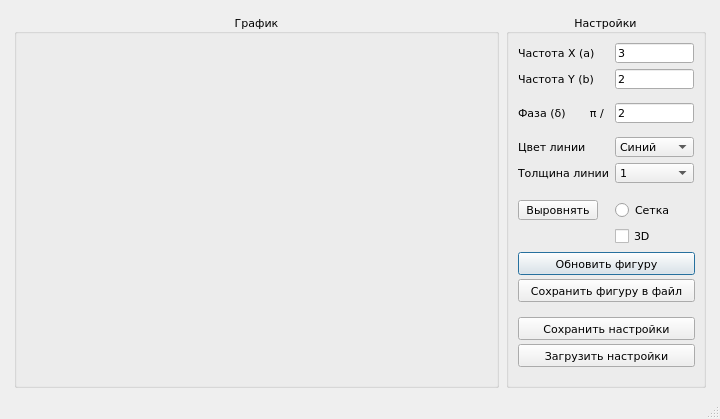
Above: main_window.ui from Laztrex/simple-graphics-lissajous before the change. Below: the same form after it.
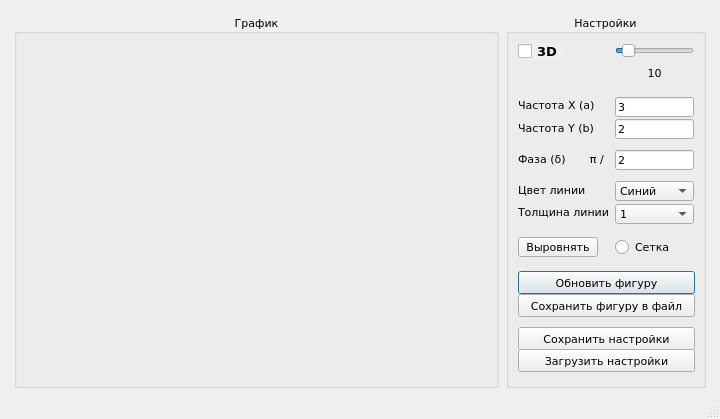
That is the form after the change.

Commit message: fix some troubles, add dpi slider, fix save img with mplCanvas

What changed in the file:
```diff
--- a/main_window.ui
+++ b/main_window.ui
@@ -139,6 +139,75 @@
         <number>9</number>
        </property>
        <item row="0" column="0">
+        <widget class="QCheckBox" name="checkBox_3D">
+         <property name="sizePolicy">
+          <sizepolicy hsizetype="Preferred" vsizetype="Fixed">
+           <horstretch>0</horstretch>
+           <verstretch>0</verstretch>
+          </sizepolicy>
+         </property>
+         <property name="font">
+          <font>
+           <pointsize>10</pointsize>
+           <weight>75</weight>
+           <italic>false</italic>
+           <bold>true</bold>
+           <underline>false</underline>
+          </font>
+         </property>
+         <property name="layoutDirection">
+          <enum>Qt::LeftToRight</enum>
+         </property>
+         <property name="autoFillBackground">
+          <bool>true</bool>
+         </property>
+         <property name="inputMethodHints">
+          <set>Qt::ImhNone</set>
+         </property>
+         <property name="text">
+          <string>3D</string>
+         </property>
+         <property name="shortcut">
+          <string/>
+         </property>
+         <property name="autoExclusive">
+          <bool>false</bool>
+         </property>
+        </widget>
+       </item>
+       <item row="0" column="1">
+        <widget class="QSlider" name="lengthSlider">
+         <property name="minimum">
+          <number>1</number>
+         </property>
+         <property name="pageStep">
+          <number>10</number>
+         </property>
+         <property name="value">
+          <number>10</number>
+         </property>
+         <property name="orientation">
+          <enum>Qt::Horizontal</enum>
+         </property>
+        </widget>
+       </item>
+       <item row="2" column="0">
+        <spacer name="verticalSpacer_9">
+         <property name="orientation">
+          <enum>Qt::Vertical</enum>
+         </property>
+         <property name="sizeType">
+          <enum>QSizePolicy::Fixed</enum>
+         </property>
+         <property name="sizeHint" stdset="0">
+          <size>
+           <width>20</width>
+           <height>5</height>
+          </size>
+         </property>
+        </spacer>
+       </item>
+       <item row="3" column="0">
         <widget class="QLabel" name="label">
          <property name="font">
           <font>
@@ -150,7 +219,7 @@
          </property>
         </widget>
        </item>
-       <item row="0" column="1">
+       <item row="3" column="1">
         <widget class="QLineEdit" name="freq_x_lineedit">
          <property name="minimumSize">
           <size>
@@ -168,7 +237,7 @@
          </property>
         </widget>
        </item>
-       <item row="1" column="0">
+       <item row="4" column="0">
         <widget class="QLabel" name="label_2">
          <property name="font">
           <font>
@@ -180,7 +249,7 @@
          </property>
         </widget>
        </item>
-       <item row="1" column="1">
+       <item row="4" column="1">
         <widget class="QLineEdit" name="freq_y_lineedit">
          <property name="minimumSize">
           <size>
@@ -198,7 +267,7 @@
          </property>
         </widget>
        </item>
-       <item row="2" column="0">
+       <item row="5" column="0">
         <spacer name="verticalSpacer_2">
          <property name="orientation">
           <enum>Qt::Vertical</enum>
@@ -214,7 +283,7 @@
          </property>
         </spacer>
        </item>
-       <item row="3" column="0">
+       <item row="6" column="0">
         <widget class="QLabel" name="label_7">
          <property name="font">
           <font>
@@ -226,7 +295,7 @@
          </property>
         </widget>
        </item>
-       <item row="3" column="1">
+       <item row="6" column="1">
         <widget class="QLineEdit" name="phase_lineedit">
          <property name="minimumSize">
           <size>
@@ -244,7 +313,7 @@
          </property>
         </widget>
        </item>
-       <item row="4" column="0">
+       <item row="7" column="0">
         <spacer name="verticalSpacer_3">
          <property name="orientation">
           <enum>Qt::Vertical</enum>
@@ -260,7 +329,7 @@
          </property>
         </spacer>
        </item>
-       <item row="5" column="0">
+       <item row="8" column="0">
         <widget class="QLabel" name="label_3">
          <property name="font">
           <font>
@@ -272,7 +341,7 @@
          </property>
         </widget>
        </item>
-       <item row="5" column="1">
+       <item row="8" column="1">
         <widget class="QComboBox" name="color_combobox">
          <property name="minimumSize">
           <size>
@@ -313,7 +382,7 @@
          </item>
         </widget>
        </item>
-       <item row="6" column="0">
+       <item row="9" column="0">
         <widget class="QLabel" name="label_4">
          <property name="font">
           <font>
@@ -325,7 +394,7 @@
          </property>
         </widget>
        </item>
-       <item row="6" column="1">
+       <item row="9" column="1">
         <widget class="QComboBox" name="width_combobox">
          <property name="minimumSize">
           <size>
@@ -360,7 +429,7 @@
          </item>
         </widget>
        </item>
-       <item row="7" column="0">
+       <item row="10" column="0">
         <spacer name="verticalSpacer_4">
          <property name="orientation">
           <enum>Qt::Vertical</enum>
@@ -376,7 +445,7 @@
          </property>
         </spacer>
        </item>
-       <item row="8" column="0">
+       <item row="11" column="0">
         <widget class="QPushButton" name="proportion_button">
          <property name="minimumSize">
           <size>
@@ -394,7 +463,7 @@
          </property>
         </widget>
        </item>
-       <item row="8" column="1">
+       <item row="11" column="1">
         <widget class="QRadioButton" name="radio_grid">
          <property name="minimumSize">
           <size>
@@ -421,7 +490,7 @@
          </property>
         </widget>
        </item>
-       <item row="9" column="0">
+       <item row="12" column="0">
         <spacer name="verticalSpacer_5">
          <property name="orientation">
           <enum>Qt::Vertical</enum>
@@ -437,7 +506,7 @@
          </property>
         </spacer>
        </item>
-       <item row="10" column="0" colspan="2">
+       <item row="13" column="0" colspan="2">
         <widget class="QPushButton" name="plot_button">
          <property name="minimumSize">
           <size>
@@ -479,7 +548,7 @@
          </property>
         </widget>
        </item>
-       <item row="11" column="0" colspan="2">
+       <item row="14" column="0" colspan="2">
         <widget class="QPushButton" name="save_button">
          <property name="minimumSize">
           <size>
@@ -497,7 +566,7 @@
          </property>
         </widget>
        </item>
-       <item row="12" column="0">
+       <item row="15" column="0">
         <spacer name="verticalSpacer_6">
          <property name="orientation">
           <enum>Qt::Vertical</enum>
@@ -513,7 +582,7 @@
          </property>
         </spacer>
        </item>
-       <item row="13" column="0" colspan="2">
+       <item row="16" column="0" colspan="2">
         <widget class="QPushButton" name="save_json_button">
          <property name="minimumSize">
           <size>
@@ -531,7 +600,7 @@
          </property>
         </widget>
        </item>
-       <item row="14" column="0" colspan="2">
+       <item row="17" column="0" colspan="2">
         <widget class="QPushButton" name="load_json_button">
          <property name="minimumSize">
           <size>
@@ -549,7 +618,7 @@
          </property>
         </widget>
        </item>
-       <item row="15" column="0">
+       <item row="18" column="0">
         <spacer name="verticalSpacer">
          <property name="orientation">
           <enum>Qt::Vertical</enum>
@@ -565,10 +634,13 @@
          </property>
         </spacer>
        </item>
-       <item row="9" column="1">
-        <widget class="QCheckBox" name="checkBox_3D">
+       <item row="1" column="1">
+        <widget class="QLabel" name="length_label">
          <property name="text">
-          <string>3D</string>
+          <string>10</string>
+         </property>
+         <property name="alignment">
+          <set>Qt::AlignHCenter|Qt::AlignTop</set>
          </property>
         </widget>
        </item>
```
Left out of the diff: 129 changed lines with no effect on the pictures. The commit also changes 2 other files.
